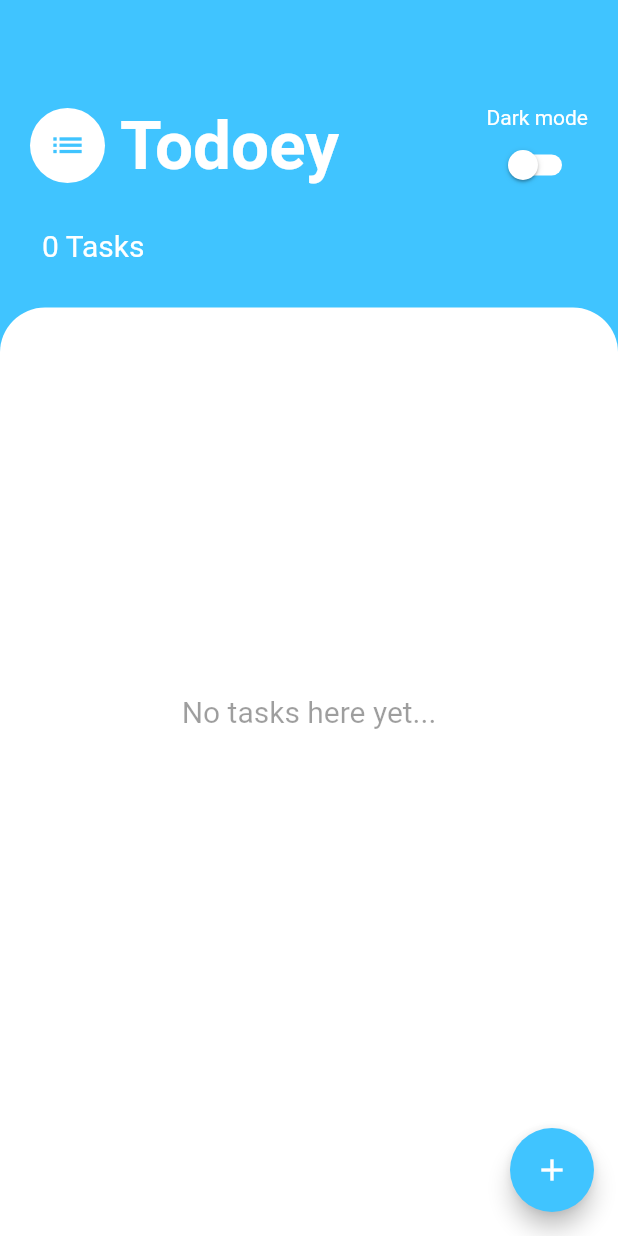
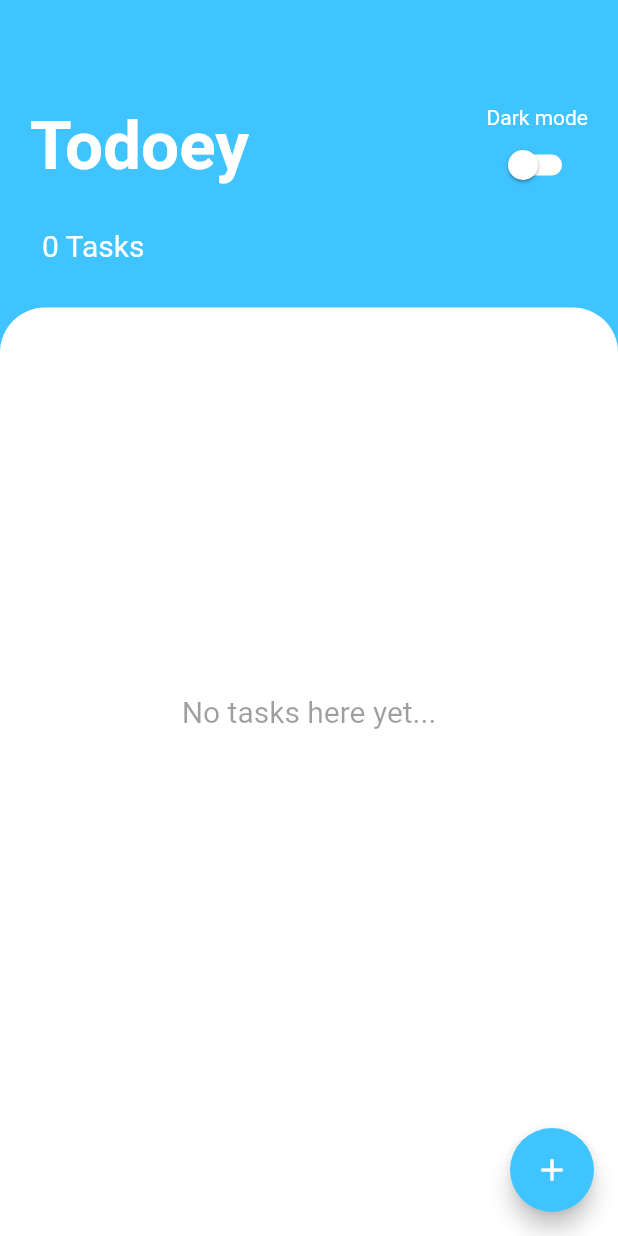
Before and after one commit to Fiyiin/todoey, a Flutter app: the screen it shows after launch, on a phone screen of 412 x 824 dp. Run offline on Flutter 3.47's test engine with Material 2 defaults, Android fonts, the phone set to English and light mode, and no system bars; our stand-ins replace shared_preferences, sqflite; accounts and stored records are empty.

Commit message:
Remove icon from tasks screen

```diff
--- a/lib/screens/tasks_screen.dart
+++ b/lib/screens/tasks_screen.dart
@@ -27,18 +27,6 @@ class TasksScreen extends StatelessWidget {
                     Container(
                       child: Row(
                         children: <Widget>[
-                          CircleAvatar(
-                            radius: 25.0,
-                            backgroundColor: Colors.white,
-                            child: Icon(
-                              Icons.list,
-                              color: Colors.lightBlueAccent,
-                              size: 25.0,
-                            ),
-                          ),
-                          SizedBox(
-                            width: 10.0,
-                          ),
                           Text(
                             'Todoey',
                             style: TextStyle(
```
